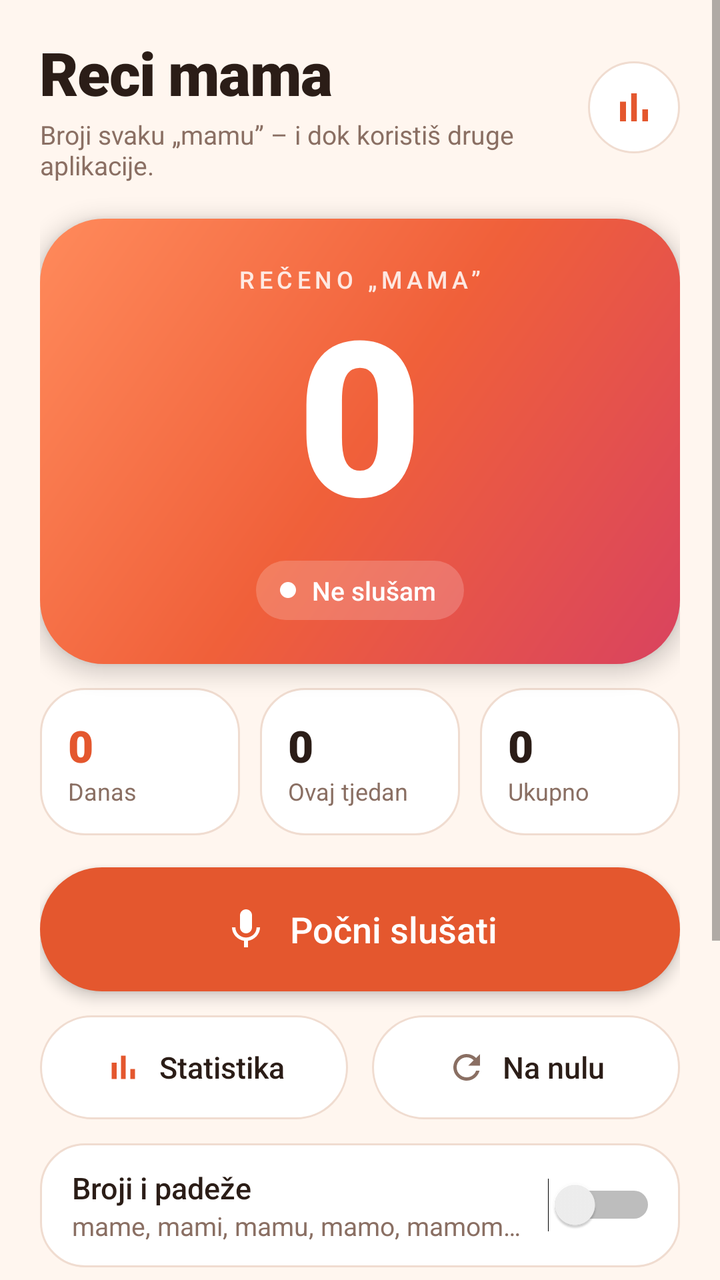
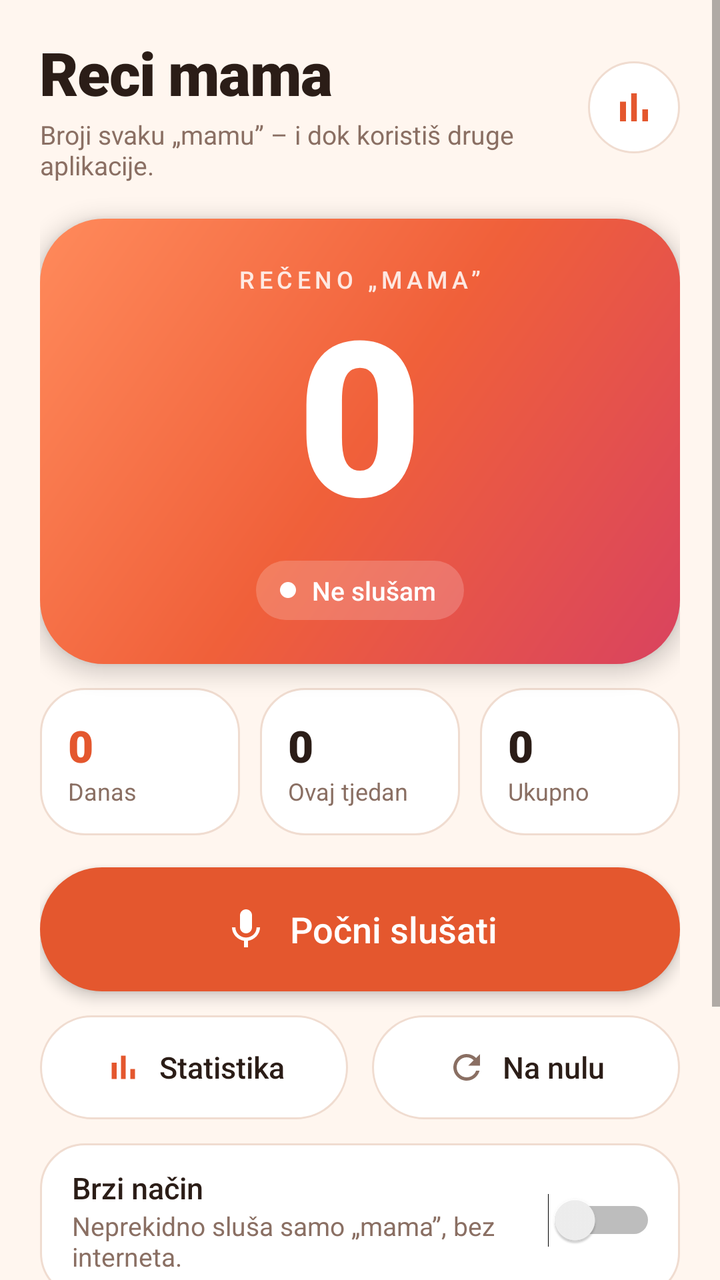

The first picture is an Android layout as it rendered before a commit; the second is the same layout after the commit. The layout source and the unified diff follow.
<!-- AndroidManifest.xml: application theme AppTheme -->
<!-- res/layout/activity_main.xml -->
<?xml version="1.0" encoding="utf-8"?>
<ScrollView xmlns:android="http://schemas.android.com/apk/res/android"
    android:layout_width="match_parent"
    android:layout_height="match_parent"
    android:background="@color/bg"
    android:fillViewport="true">

    <LinearLayout
        android:layout_width="match_parent"
        android:layout_height="wrap_content"
        android:orientation="vertical"
        android:paddingStart="20dp"
        android:paddingTop="16dp"
        android:paddingEnd="20dp"
        android:paddingBottom="20dp">

        
        <LinearLayout
            android:layout_width="match_parent"
            android:layout_height="wrap_content"
            android:gravity="center_vertical"
            android:orientation="horizontal">

            <LinearLayout
                android:layout_width="0dp"
                android:layout_height="wrap_content"
                android:layout_weight="1"
                android:orientation="vertical">

                <TextView
                    android:layout_width="wrap_content"
                    android:layout_height="wrap_content"
                    android:fontFamily="sans-serif-black"
                    android:letterSpacing="-0.02"
                    android:text="Reci mama"
                    android:textColor="@color/ink"
                    android:textSize="30sp" />

                <TextView
                    android:layout_width="wrap_content"
                    android:layout_height="wrap_content"
                    android:layout_marginTop="2dp"
                    android:text="Broji svaku „mamu” – i dok koristiš druge aplikacije."
                    android:textColor="@color/muted"
                    android:textSize="13sp" />
            </LinearLayout>

            <ImageButton
                android:id="@+id/stats_icon"
                android:layout_width="46dp"
                android:layout_height="46dp"
                android:layout_marginStart="12dp"
                android:background="@drawable/circle_ghost"
                android:contentDescription="Statistika"
                android:padding="11dp"
                android:scaleType="fitCenter"
                android:src="@drawable/ic_chart"
                android:tint="@color/accent" />
        </LinearLayout>

        
        <LinearLayout
            android:layout_width="match_parent"
            android:layout_height="wrap_content"
            android:layout_marginTop="18dp"
            android:background="@drawable/hero_bg"
            android:elevation="6dp"
            android:gravity="center_horizontal"
            android:orientation="vertical"
            android:paddingStart="24dp"
            android:paddingTop="22dp"
            android:paddingEnd="24dp"
            android:paddingBottom="22dp">

            <TextView
                android:layout_width="wrap_content"
                android:layout_height="wrap_content"
                android:alpha="0.85"
                android:fontFamily="sans-serif-medium"
                android:letterSpacing="0.18"
                android:text="REČENO „MAMA”"
                android:textColor="#FFFFFF"
                android:textSize="12sp" />

            <TextView
                android:id="@+id/count"
                android:layout_width="wrap_content"
                android:layout_height="wrap_content"
                android:fontFamily="sans-serif-black"
                android:includeFontPadding="false"
                android:text="0"
                android:textColor="#FFFFFF"
                android:textSize="108sp" />

            <LinearLayout
                android:layout_width="wrap_content"
                android:layout_height="wrap_content"
                android:layout_marginTop="6dp"
                android:background="@drawable/chip_bg"
                android:gravity="center_vertical"
                android:orientation="horizontal"
                android:paddingStart="12dp"
                android:paddingTop="6dp"
                android:paddingEnd="14dp"
                android:paddingBottom="6dp">

                <View
                    android:id="@+id/status_dot"
                    android:layout_width="8dp"
                    android:layout_height="8dp"
                    android:background="@drawable/dot_white" />

                <TextView
                    android:id="@+id/status"
                    android:layout_width="wrap_content"
                    android:layout_height="wrap_content"
                    android:layout_marginStart="8dp"
                    android:fontFamily="sans-serif-medium"
                    android:text="Ne slušam"
                    android:textColor="#FFFFFF"
                    android:textSize="13sp" />
            </LinearLayout>
        </LinearLayout>

        
        <LinearLayout
            android:id="@+id/mini_stats"
            android:layout_width="match_parent"
            android:layout_height="wrap_content"
            android:layout_marginTop="12dp"
            android:orientation="horizontal">

            <LinearLayout
                android:id="@+id/mini_today"
                android:layout_width="0dp"
                android:layout_height="wrap_content"
                android:layout_weight="1"
                android:background="@drawable/card_click"
                android:clickable="true"
                android:focusable="true"
                android:orientation="vertical"
                android:padding="14dp">

                <TextView
                    android:id="@+id/today_count"
                    android:layout_width="wrap_content"
                    android:layout_height="wrap_content"
                    android:fontFamily="sans-serif-black"
                    android:text="0"
                    android:textColor="@color/accent"
                    android:textSize="22sp" />

                <TextView
                    android:layout_width="wrap_content"
                    android:layout_height="wrap_content"
                    android:text="Danas"
                    android:textColor="@color/muted"
                    android:textSize="12sp" />
            </LinearLayout>

            <LinearLayout
                android:id="@+id/mini_week"
                android:layout_width="0dp"
                android:layout_height="wrap_content"
                android:layout_marginStart="10dp"
                android:layout_weight="1"
                android:background="@drawable/card_click"
                android:clickable="true"
                android:focusable="true"
                android:orientation="vertical"
                android:padding="14dp">

                <TextView
                    android:id="@+id/week_count"
                    android:layout_width="wrap_content"
                    android:layout_height="wrap_content"
                    android:fontFamily="sans-serif-black"
                    android:text="0"
                    android:textColor="@color/ink"
                    android:textSize="22sp" />

                <TextView
                    android:layout_width="wrap_content"
                    android:layout_height="wrap_content"
                    android:text="Ovaj tjedan"
                    android:textColor="@color/muted"
                    android:textSize="12sp" />
            </LinearLayout>

            <LinearLayout
                android:id="@+id/mini_total"
                android:layout_width="0dp"
                android:layout_height="wrap_content"
                android:layout_marginStart="10dp"
                android:layout_weight="1"
                android:background="@drawable/card_click"
                android:clickable="true"
                android:focusable="true"
                android:orientation="vertical"
                android:padding="14dp">

                <TextView
                    android:id="@+id/total_count"
                    android:layout_width="wrap_content"
                    android:layout_height="wrap_content"
                    android:fontFamily="sans-serif-black"
                    android:text="0"
                    android:textColor="@color/ink"
                    android:textSize="22sp" />

                <TextView
                    android:layout_width="wrap_content"
                    android:layout_height="wrap_content"
                    android:text="Ukupno"
                    android:textColor="@color/muted"
                    android:textSize="12sp" />
            </LinearLayout>
        </LinearLayout>

        
        <LinearLayout
            android:id="@+id/toggle"
            android:layout_width="match_parent"
            android:layout_height="62dp"
            android:layout_marginTop="16dp"
            android:background="@drawable/btn_accent"
            android:clickable="true"
            android:elevation="4dp"
            android:focusable="true"
            android:gravity="center"
            android:orientation="horizontal">

            <ImageView
                android:id="@+id/toggle_icon"
                android:layout_width="24dp"
                android:layout_height="24dp"
                android:importantForAccessibility="no"
                android:src="@drawable/ic_mic" />

            <TextView
                android:id="@+id/toggle_text"
                android:layout_width="wrap_content"
                android:layout_height="wrap_content"
                android:layout_marginStart="10dp"
                android:fontFamily="sans-serif-medium"
                android:text="Počni slušati"
                android:textColor="#FFFFFF"
                android:textSize="18sp" />
        </LinearLayout>

        
        <LinearLayout
            android:layout_width="match_parent"
            android:layout_height="wrap_content"
            android:layout_marginTop="12dp"
            android:orientation="horizontal">

            <LinearLayout
                android:id="@+id/stats"
                android:layout_width="0dp"
                android:layout_height="52dp"
                android:layout_weight="1"
                android:background="@drawable/btn_ghost"
                android:clickable="true"
                android:focusable="true"
                android:gravity="center"
                android:orientation="horizontal">

                <ImageView
                    android:layout_width="20dp"
                    android:layout_height="20dp"
                    android:importantForAccessibility="no"
                    android:src="@drawable/ic_chart"
                    android:tint="@color/accent" />

                <TextView
                    android:layout_width="wrap_content"
                    android:layout_height="wrap_content"
                    android:layout_marginStart="8dp"
                    android:fontFamily="sans-serif-medium"
                    android:text="Statistika"
                    android:textColor="@color/ink"
                    android:textSize="15sp" />
            </LinearLayout>

            <LinearLayout
                android:id="@+id/reset"
                android:layout_width="0dp"
                android:layout_height="52dp"
                android:layout_marginStart="12dp"
                android:layout_weight="1"
                android:background="@drawable/btn_ghost"
                android:clickable="true"
                android:focusable="true"
                android:gravity="center"
                android:orientation="horizontal">

                <ImageView
                    android:layout_width="20dp"
                    android:layout_height="20dp"
                    android:importantForAccessibility="no"
                    android:src="@drawable/ic_reset"
                    android:tint="@color/muted" />

                <TextView
                    android:layout_width="wrap_content"
                    android:layout_height="wrap_content"
                    android:layout_marginStart="8dp"
                    android:fontFamily="sans-serif-medium"
                    android:text="Na nulu"
                    android:textColor="@color/ink"
                    android:textSize="15sp" />
            </LinearLayout>
        </LinearLayout>

        
        <LinearLayout
            android:layout_width="match_parent"
            android:layout_height="wrap_content"
            android:layout_marginTop="12dp"
            android:background="@drawable/card"
            android:gravity="center_vertical"
            android:orientation="horizontal"
            android:paddingStart="16dp"
            android:paddingTop="12dp"
            android:paddingEnd="12dp"
            android:paddingBottom="12dp">

            <LinearLayout
                android:layout_width="0dp"
                android:layout_height="wrap_content"
                android:layout_weight="1"
                android:orientation="vertical">

                <TextView
                    android:layout_width="wrap_content"
                    android:layout_height="wrap_content"
                    android:fontFamily="sans-serif-medium"
                    android:text="Broji i padeže"
                    android:textColor="@color/ink"
                    android:textSize="15sp" />

                <TextView
                    android:layout_width="wrap_content"
                    android:layout_height="wrap_content"
                    android:text="mame, mami, mamu, mamo, mamom…"
                    android:textColor="@color/muted"
                    android:textSize="13sp" />
            </LinearLayout>

            <Switch
                android:id="@+id/forms"
                android:layout_width="wrap_content"
                android:layout_height="wrap_content" />
        </LinearLayout>

        
        <TextView
            android:layout_width="wrap_content"
            android:layout_height="wrap_content"
            android:layout_marginStart="4dp"
            android:layout_marginTop="20dp"
            android:fontFamily="sans-serif-medium"
            android:letterSpacing="0.12"
            android:text="ŠTO SAM ČUO"
            android:textColor="@color/muted"
            android:textSize="12sp" />

        <TextView
            android:id="@+id/heard"
            android:layout_width="match_parent"
            android:layout_height="wrap_content"
            android:layout_marginTop="6dp"
            android:background="@drawable/card"
            android:lineSpacingMultiplier="1.3"
            android:minHeight="104dp"
            android:padding="16dp"
            android:textColor="@color/ink"
            android:textSize="16sp" />

        <Button
            android:id="@+id/battery"
            android:layout_width="match_parent"
            android:layout_height="wrap_content"
            android:layout_marginTop="16dp"
            android:background="@drawable/btn_ghost"
            android:minHeight="48dp"
            android:padding="12dp"
            android:stateListAnimator="@null"
            android:text="Dopusti rad u pozadini (isključi štednju baterije)"
            android:textAllCaps="false"
            android:textColor="@color/accent"
            android:visibility="gone" />

        <TextView
            android:layout_width="match_parent"
            android:layout_height="wrap_content"
            android:layout_marginTop="16dp"
            android:gravity="center"
            android:text="Dok sluša, u obavijestima stoji „Reci mama”. Zvuk se ne sprema."
            android:textColor="@color/muted"
            android:textSize="12sp" />

        <TextView
            android:id="@+id/copyright"
            android:layout_width="match_parent"
            android:layout_height="wrap_content"
            android:layout_marginTop="8dp"
            android:gravity="center"
            android:text="Copyright © Occhiblu – ivan.karin@gmail.com"
            android:textColor="@color/muted"
            android:textSize="12sp" />
    </LinearLayout>
</ScrollView>
<!-- resources referenced by this layout -->
<resources>
  <color name="accent">#E4572E</color>
  <color name="bg">#FFF6EF</color>
  <color name="ink">#2B1D17</color>
  <color name="muted">#8A6F63</color>
  <!-- drawable btn_accent (drawable) -->
  <?xml version="1.0" encoding="utf-8"?>
  <ripple xmlns:android="http://schemas.android.com/apk/res/android" android:color="#33FFFFFF">
      <item>
          <shape android:shape="rectangle">
              <solid android:color="@color/accent" />
              <corners android:radius="32dp" />
          </shape>
      </item>
  </ripple>
  <!-- drawable btn_ghost (drawable) -->
  <?xml version="1.0" encoding="utf-8"?>
  <ripple xmlns:android="http://schemas.android.com/apk/res/android" android:color="#22E4572E">
      <item>
          <shape android:shape="rectangle">
              <solid android:color="@color/card" />
              <stroke android:width="1dp" android:color="@color/line" />
              <corners android:radius="32dp" />
          </shape>
      </item>
  </ripple>
  <!-- drawable card (drawable) -->
  <?xml version="1.0" encoding="utf-8"?>
  <shape xmlns:android="http://schemas.android.com/apk/res/android" android:shape="rectangle">
      <solid android:color="@color/card" />
      <stroke android:width="1dp" android:color="@color/line" />
      <corners android:radius="22dp" />
  </shape>
  <!-- drawable card_click (drawable) -->
  <?xml version="1.0" encoding="utf-8"?>
  <ripple xmlns:android="http://schemas.android.com/apk/res/android" android:color="#22E4572E">
      <item android:drawable="@drawable/card" />
  </ripple>
  <!-- drawable chip_bg (drawable) -->
  <?xml version="1.0" encoding="utf-8"?>
  <shape xmlns:android="http://schemas.android.com/apk/res/android" android:shape="rectangle">
      <solid android:color="#30FFFFFF" />
      <corners android:radius="100dp" />
  </shape>
  <!-- drawable circle_ghost (drawable) -->
  <?xml version="1.0" encoding="utf-8"?>
  <ripple xmlns:android="http://schemas.android.com/apk/res/android" android:color="#22E4572E">
      <item>
          <shape android:shape="oval">
              <solid android:color="@color/card" />
              <stroke android:width="1dp" android:color="@color/line" />
          </shape>
      </item>
  </ripple>
  <!-- drawable dot_white (drawable) -->
  <?xml version="1.0" encoding="utf-8"?>
  <shape xmlns:android="http://schemas.android.com/apk/res/android" android:shape="oval">
      <solid android:color="#FFFFFFFF" />
  </shape>
  <!-- drawable hero_bg (drawable) -->
  <?xml version="1.0" encoding="utf-8"?>
  <shape xmlns:android="http://schemas.android.com/apk/res/android" android:shape="rectangle">
      <gradient android:angle="315" android:startColor="#FF8A5B" android:centerColor="#F0603A" android:endColor="#D9435F" android:type="linear" />
      <corners android:radius="32dp" />
  </shape>
  <!-- drawable ic_chart (drawable) -->
  <?xml version="1.0" encoding="utf-8"?>
  <vector xmlns:android="http://schemas.android.com/apk/res/android"
      android:width="24dp" android:height="24dp" android:viewportWidth="24" android:viewportHeight="24">
      <path android:fillColor="#FFFFFFFF" android:pathData="M5,9.2h3V19H5V9.2zM10.6,5h2.8v14h-2.8V5zM16.2,13H19v6h-2.8V13z" />
  </vector>
  <style name="AppTheme" parent="android:Theme.Material.Light.NoActionBar">
          <item name="android:colorPrimary">@color/accent</item>
          <item name="android:colorPrimaryDark">@color/bg</item>
          <item name="android:colorAccent">@color/accent</item>
          <item name="android:windowBackground">@color/bg</item>
          <item name="android:statusBarColor">@color/bg</item>
          <item name="android:navigationBarColor">@color/bg</item>
          <item name="android:windowLightStatusBar">true</item>
      </style>
  <color name="card">#FFFFFF</color>
  <color name="line">#F0DCD0</color>
  <!-- unchanged entries left out for length: 2 -->
</resources>

<!-- the commit's change to res/layout/activity_main.xml (unified diff, before → after) -->
@@ -336,11 +336,55 @@
                     android:layout_width="wrap_content"
                     android:layout_height="wrap_content"
                     android:fontFamily="sans-serif-medium"
+                    android:text="Brzi način"
+                    android:textColor="@color/ink"
+                    android:textSize="15sp" />
+
+                <TextView
+                    android:id="@+id/fast_sub"
+                    android:layout_width="wrap_content"
+                    android:layout_height="wrap_content"
+                    android:text="Neprekidno sluša samo „mama”, bez interneta."
+                    android:textColor="@color/muted"
+                    android:textSize="13sp" />
+            </LinearLayout>
+
+            <Switch
+                android:id="@+id/fast"
+                android:layout_width="wrap_content"
+                android:layout_height="wrap_content" />
+        </LinearLayout>
+
+        
+        <LinearLayout
+            android:id="@+id/forms_card"
+            android:layout_width="match_parent"
+            android:layout_height="wrap_content"
+            android:layout_marginTop="12dp"
+            android:background="@drawable/card"
+            android:gravity="center_vertical"
+            android:orientation="horizontal"
+            android:paddingStart="16dp"
+            android:paddingTop="12dp"
+            android:paddingEnd="12dp"
+            android:paddingBottom="12dp">
+
+            <LinearLayout
+                android:layout_width="0dp"
+                android:layout_height="wrap_content"
+                android:layout_weight="1"
+                android:orientation="vertical">
+
+                <TextView
+                    android:layout_width="wrap_content"
+                    android:layout_height="wrap_content"
+                    android:fontFamily="sans-serif-medium"
                     android:text="Broji i padeže"
                     android:textColor="@color/ink"
                     android:textSize="15sp" />
 
                 <TextView
+                    android:id="@+id/forms_sub"
                     android:layout_width="wrap_content"
                     android:layout_height="wrap_content"
                     android:text="mame, mami, mamu, mamo, mamom…"
@@ -353,30 +397,6 @@
                 android:layout_width="wrap_content"
                 android:layout_height="wrap_content" />
         </LinearLayout>
-
-        
-        <TextView
-            android:layout_width="wrap_content"
-            android:layout_height="wrap_content"
-            android:layout_marginStart="4dp"
-            android:layout_marginTop="20dp"
-            android:fontFamily="sans-serif-medium"
-            android:letterSpacing="0.12"
-            android:text="ŠTO SAM ČUO"
-            android:textColor="@color/muted"
-            android:textSize="12sp" />
-
-        <TextView
-            android:id="@+id/heard"
-            android:layout_width="match_parent"
-            android:layout_height="wrap_content"
-            android:layout_marginTop="6dp"
-            android:background="@drawable/card"
-            android:lineSpacingMultiplier="1.3"
-            android:minHeight="104dp"
-            android:padding="16dp"
-            android:textColor="@color/ink"
-            android:textSize="16sp" />
 
         <Button
             android:id="@+id/battery"
@@ -397,7 +417,7 @@
             android:layout_height="wrap_content"
             android:layout_marginTop="16dp"
             android:gravity="center"
-            android:text="Dok sluša, u obavijestima stoji „Reci mama”. Zvuk se ne sprema."
+            android:text="Dok sluša, u obavijestima stoji „Reci mama”. Zvuk se ne sprema i ne šalje."
             android:textColor="@color/muted"
             android:textSize="12sp" />
 
